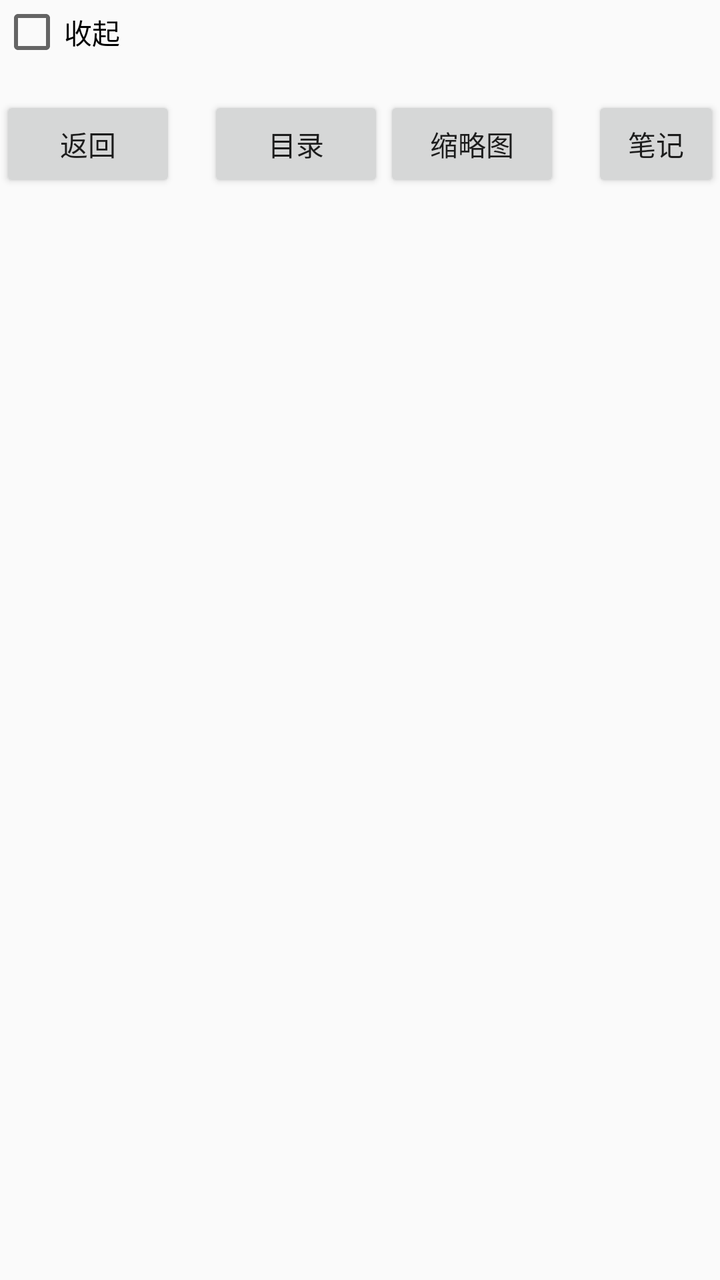
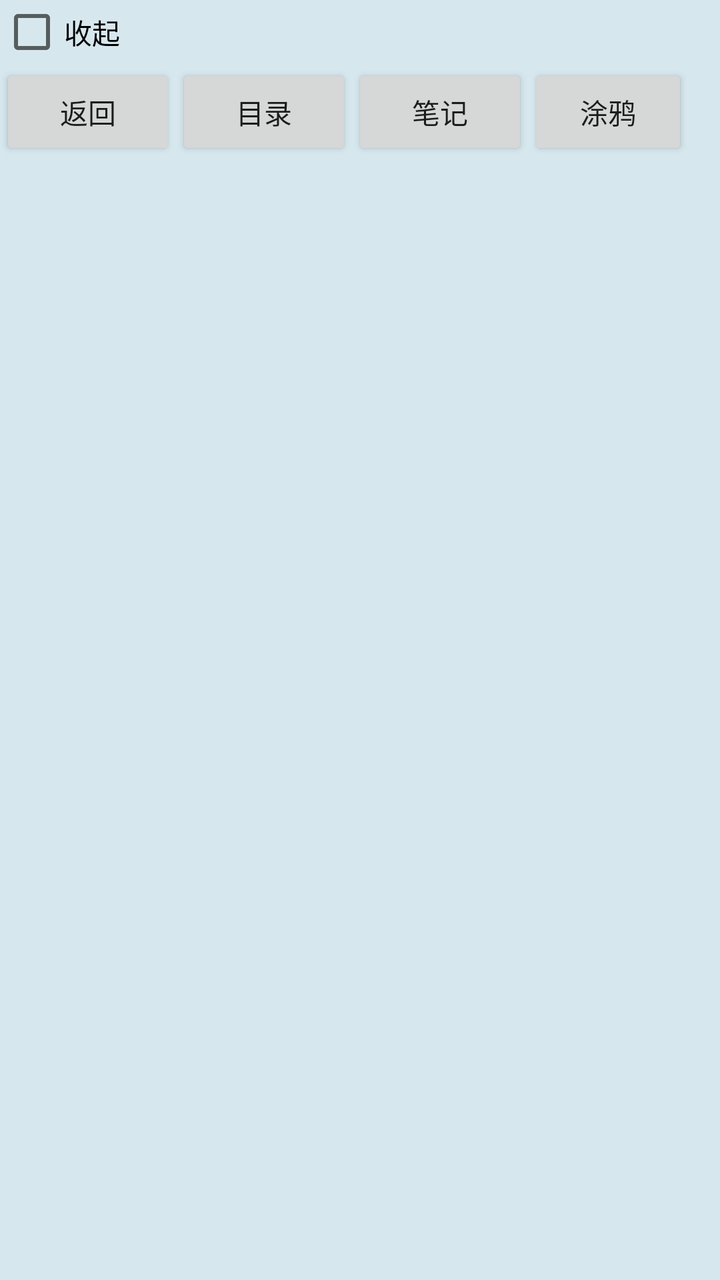

Before-and-after screenshots of an Android layout around one commit, followed by the original layout XML and the change that was made.
<!-- AndroidManifest.xml: application theme Theme.IMatesApp.FullScreen -->
<!-- res/layout/floating_pdf_tools.xml -->
<?xml version="1.0" encoding="utf-8"?>
<androidx.constraintlayout.widget.ConstraintLayout
    xmlns:android="http://schemas.android.com/apk/res/android"
    xmlns:app="http://schemas.android.com/apk/res-auto"
    android:layout_width="wrap_content"
    android:layout_height="wrap_content">

    <CheckBox
        android:id="@+id/btn_collapse"
        android:text="收起"
        android:layout_width="wrap_content"
        android:layout_height="wrap_content"
        app:layout_constraintStart_toStartOf="parent"
        app:layout_constraintTop_toTopOf="parent"/>

    <LinearLayout
        android:id="@+id/tools_layout"
        android:layout_width="wrap_content"
        android:layout_height="wrap_content"
        android:orientation="horizontal"
        android:layout_marginTop="16dp"
        app:layout_constraintTop_toBottomOf="@id/btn_collapse"
        app:layout_constraintStart_toStartOf="parent">

        <Button
            android:id="@+id/btn_back"
            android:text = "返回"
            android:layout_width="wrap_content"
            android:layout_height="wrap_content"
            android:layout_marginEnd="16dp"/>

        <Button
            android:id="@+id/btn_contents"
            android:text = "目录"
            android:layout_width="wrap_content"
            android:layout_height="wrap_content"/>

        <Button
            android:id="@+id/btn_thumbnail"
            android:text = "缩略图"
            android:layout_width="wrap_content"
            android:layout_height="wrap_content"
            android:layout_marginEnd="16dp"/>

        <Button
            android:id="@+id/btn_note"
            android:text = "笔记"
            android:layout_width="wrap_content"
            android:layout_height="wrap_content"/>

        <Button
            android:id="@+id/btn_snap"
            android:text = "涂鸦"
            android:layout_width="wrap_content"
            android:layout_height="wrap_content"
            android:layout_marginEnd="16dp"/>

        <Button
            android:id="@+id/btn_to_schema"
            android:text = "进入方案"
            android:layout_width="wrap_content"
            android:layout_height="wrap_content"
            />

        <Button
            android:id="@+id/btn_to_textbook"
            android:text = "查看教材"
            android:layout_width="wrap_content"
            android:layout_height="wrap_content"/>
    </LinearLayout>

</androidx.constraintlayout.widget.ConstraintLayout>
<!-- resources referenced by this layout -->
<resources>
  <style name="Theme.IMatesApp.FullScreen" parent="Theme.AppCompat.Light.NoActionBar">
          
          <item name="android:windowFullscreen">true</item>
          
          <item name="android:windowTranslucentStatus">true</item>
          
          <item name="android:windowTranslucentNavigation">true</item>
      </style>
</resources>

<!-- the commit's change to res/layout/floating_pdf_tools.xml (unified diff, before → after) -->
@@ -2,6 +2,7 @@
 <androidx.constraintlayout.widget.ConstraintLayout
     xmlns:android="http://schemas.android.com/apk/res/android"
     xmlns:app="http://schemas.android.com/apk/res-auto"
+    android:background="#80B5D6E4"
     android:layout_width="wrap_content"
     android:layout_height="wrap_content">
 
@@ -18,7 +19,6 @@
         android:layout_width="wrap_content"
         android:layout_height="wrap_content"
         android:orientation="horizontal"
-        android:layout_marginTop="16dp"
         app:layout_constraintTop_toBottomOf="@id/btn_collapse"
         app:layout_constraintStart_toStartOf="parent">
 
@@ -26,8 +26,7 @@
             android:id="@+id/btn_back"
             android:text = "返回"
             android:layout_width="wrap_content"
-            android:layout_height="wrap_content"
-            android:layout_marginEnd="16dp"/>
+            android:layout_height="wrap_content"/>
 
         <Button
             android:id="@+id/btn_contents"
@@ -40,7 +39,7 @@
             android:text = "缩略图"
             android:layout_width="wrap_content"
             android:layout_height="wrap_content"
-            android:layout_marginEnd="16dp"/>
+            android:visibility="gone"/>
 
         <Button
             android:id="@+id/btn_note"
@@ -49,7 +48,7 @@
             android:layout_height="wrap_content"/>
 
         <Button
-            android:id="@+id/btn_snap"
+            android:id="@+id/btn_scratch"
             android:text = "涂鸦"
             android:layout_width="wrap_content"
             android:layout_height="wrap_content"
@@ -57,14 +56,13 @@
 
         <Button
             android:id="@+id/btn_to_schema"
-            android:text = "进入方案"
+            android:text = "方案"
             android:layout_width="wrap_content"
-            android:layout_height="wrap_content"
-            />
+            android:layout_height="wrap_content" />
 
         <Button
             android:id="@+id/btn_to_textbook"
-            android:text = "查看教材"
+            android:text = "教材"
             android:layout_width="wrap_content"
             android:layout_height="wrap_content"/>
     </LinearLayout>
